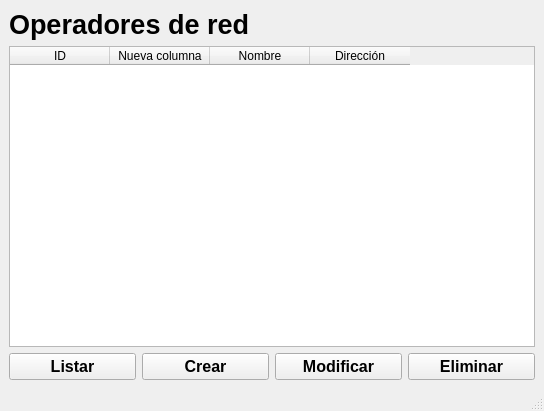
Before: the Qt Designer form plantillas/operadores.ui in JhoanCarvajal/pdf, drawn with Qt 5.
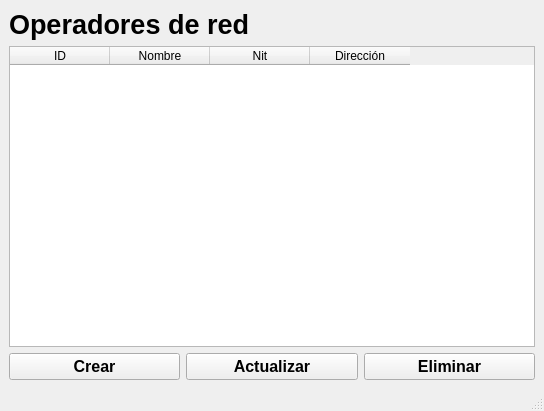
After: the same form once the commit is applied.

Commit message: crear, actualizar y eliminar agregados para los operadores de red

```diff
--- a/plantillas/operadores.ui
+++ b/plantillas/operadores.ui
@@ -17,23 +17,37 @@
    <layout class="QGridLayout" name="gridLayout_2">
     <item row="0" column="0">
      <layout class="QGridLayout" name="gridLayout">
-      <item row="1" column="0" colspan="4">
+      <item row="0" column="0" colspan="3">
+       <widget class="QLabel" name="label">
+        <property name="font">
+         <font>
+          <pointsize>20</pointsize>
+          <weight>75</weight>
+          <bold>true</bold>
+         </font>
+        </property>
+        <property name="text">
+         <string>Operadores de red</string>
+        </property>
+       </widget>
+      </item>
+      <item row="1" column="0" colspan="3">
        <widget class="QTableWidget" name="table_operadores">
         <column>
          <property name="text">
           <string>ID</string>
          </property>
         </column>
-        <column>
-         <property name="text">
-          <string>Nueva columna</string>
-         </property>
-        </column>
         <column>
          <property name="text">
           <string>Nombre</string>
          </property>
         </column>
+        <column>
+         <property name="text">
+          <string>Nit</string>
+         </property>
+        </column>
         <column>
          <property name="text">
           <string>Dirección</string>
@@ -42,20 +56,6 @@
        </widget>
       </item>
       <item row="2" column="0">
-       <widget class="QPushButton" name="btn_listar">
-        <property name="font">
-         <font>
-          <pointsize>12</pointsize>
-          <weight>75</weight>
-          <bold>true</bold>
-         </font>
-        </property>
-        <property name="text">
-         <string>Listar</string>
-        </property>
-       </widget>
-      </item>
-      <item row="2" column="1">
        <widget class="QPushButton" name="btn_crear">
         <property name="font">
          <font>
@@ -69,21 +69,21 @@
         </property>
        </widget>
       </item>
+      <item row="2" column="1">
+       <widget class="QPushButton" name="btn_actualizar">
+        <property name="font">
+         <font>
+          <pointsize>12</pointsize>
+          <weight>75</weight>
+          <bold>true</bold>
+         </font>
+        </property>
+        <property name="text">
+         <string>Actualizar</string>
+        </property>
+       </widget>
+      </item>
       <item row="2" column="2">
-       <widget class="QPushButton" name="btn_modificar">
-        <property name="font">
-         <font>
-          <pointsize>12</pointsize>
-          <weight>75</weight>
-          <bold>true</bold>
-         </font>
-        </property>
-        <property name="text">
-         <string>Modificar</string>
-        </property>
-       </widget>
-      </item>
-      <item row="2" column="3">
        <widget class="QPushButton" name="btn_eliminar">
         <property name="font">
          <font>
@@ -97,20 +97,6 @@
         </property>
        </widget>
       </item>
-      <item row="0" column="0" colspan="4">
-       <widget class="QLabel" name="label">
-        <property name="font">
-         <font>
-          <pointsize>20</pointsize>
-          <weight>75</weight>
-          <bold>true</bold>
-         </font>
-        </property>
-        <property name="text">
-         <string>Operadores de red</string>
-        </property>
-       </widget>
-      </item>
      </layout>
     </item>
    </layout>
```
The commit also changes 9 other files.
